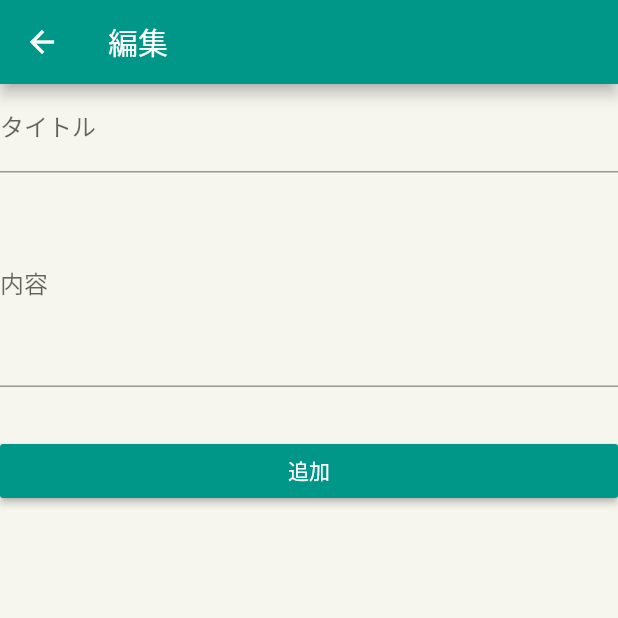
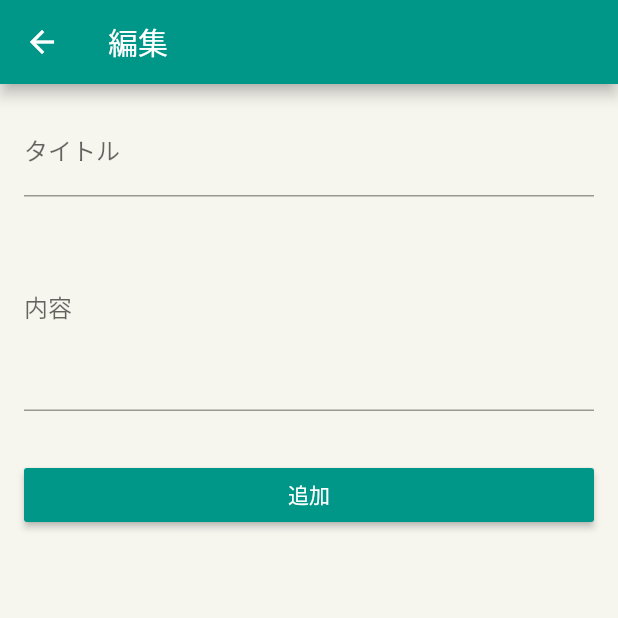
Before and after one commit to Channelsu/todo, a Flutter app: the EditTodoPage screen opened directly with empty values, on a phone screen of 412 x 824 dp, the top half of it. Run offline on Flutter 3.47's test engine with Material 2 defaults, Android fonts, the phone set to English and light mode, and no system bars; our stand-ins replace flutter_slidable.

Commit message:
todo編集ページの周りに余白挿入

```diff
--- a/lib/page/edit_todo_page.dart
+++ b/lib/page/edit_todo_page.dart
@@ -28,12 +28,15 @@ class _EditTodoPageState extends State<EditTodoPage> {
     appBar: AppBar(
       title: Text('編集'),
     ),
-    body: TodoFormWidget(
-      title: title,
-      description: description,
-      onChangedTitle: (title) => setState(() => this.title = title),
-      onChangedDescription: (description) => setState(() => this.description = description),
-      onSavedTodo: () {},
+    body: Padding(
+      padding: const EdgeInsets.all(16),
+      child: TodoFormWidget(
+        title: title,
+        description: description,
+        onChangedTitle: (title) => setState(() => this.title = title),
+        onChangedDescription: (description) => setState(() => this.description = description),
+        onSavedTodo: () {},
+      ),
     ),
   );
 }
```
